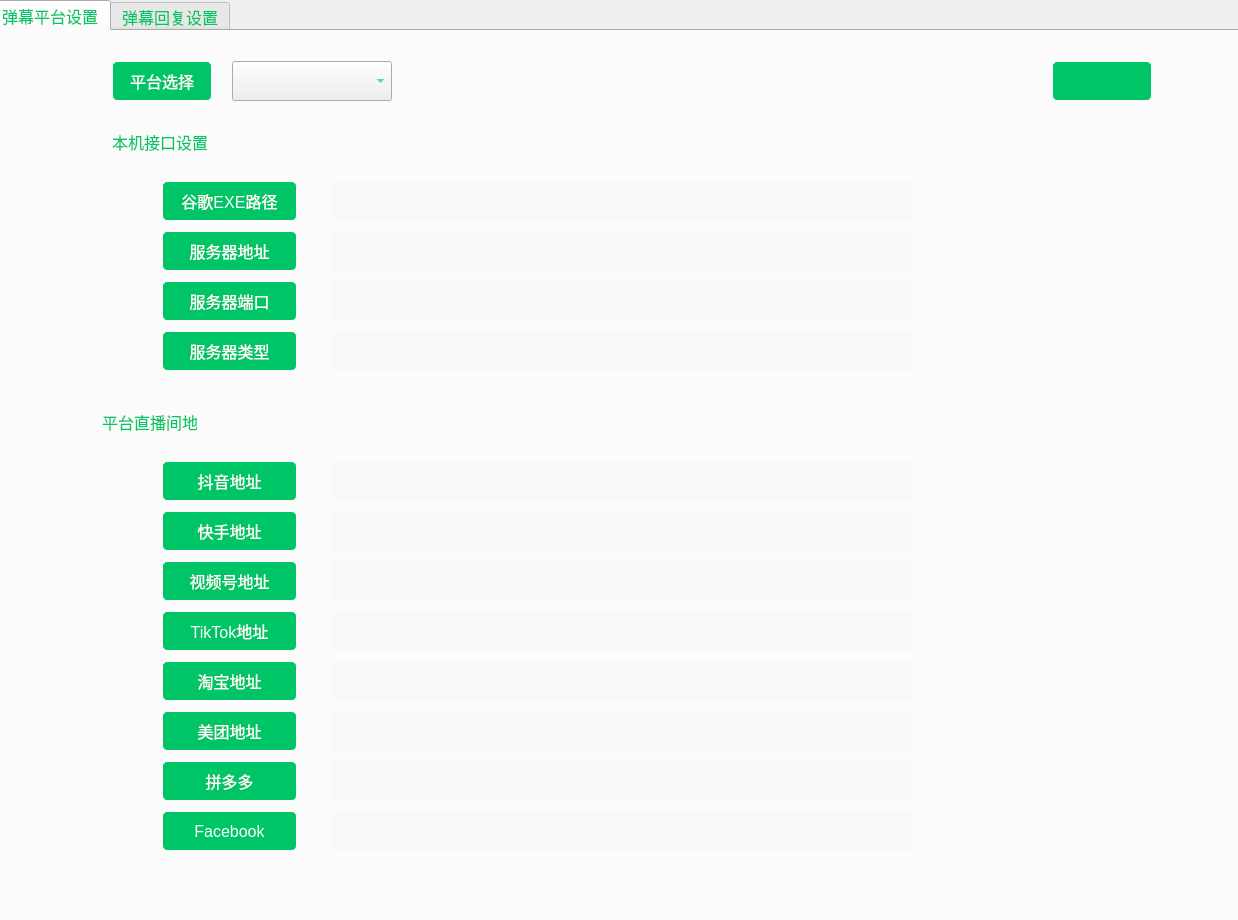
First picture: the form in UI/gbs/bizWidgets/GBSBizLiveDanmaku.ui, repository huangjingpei/myobs, before the edit.
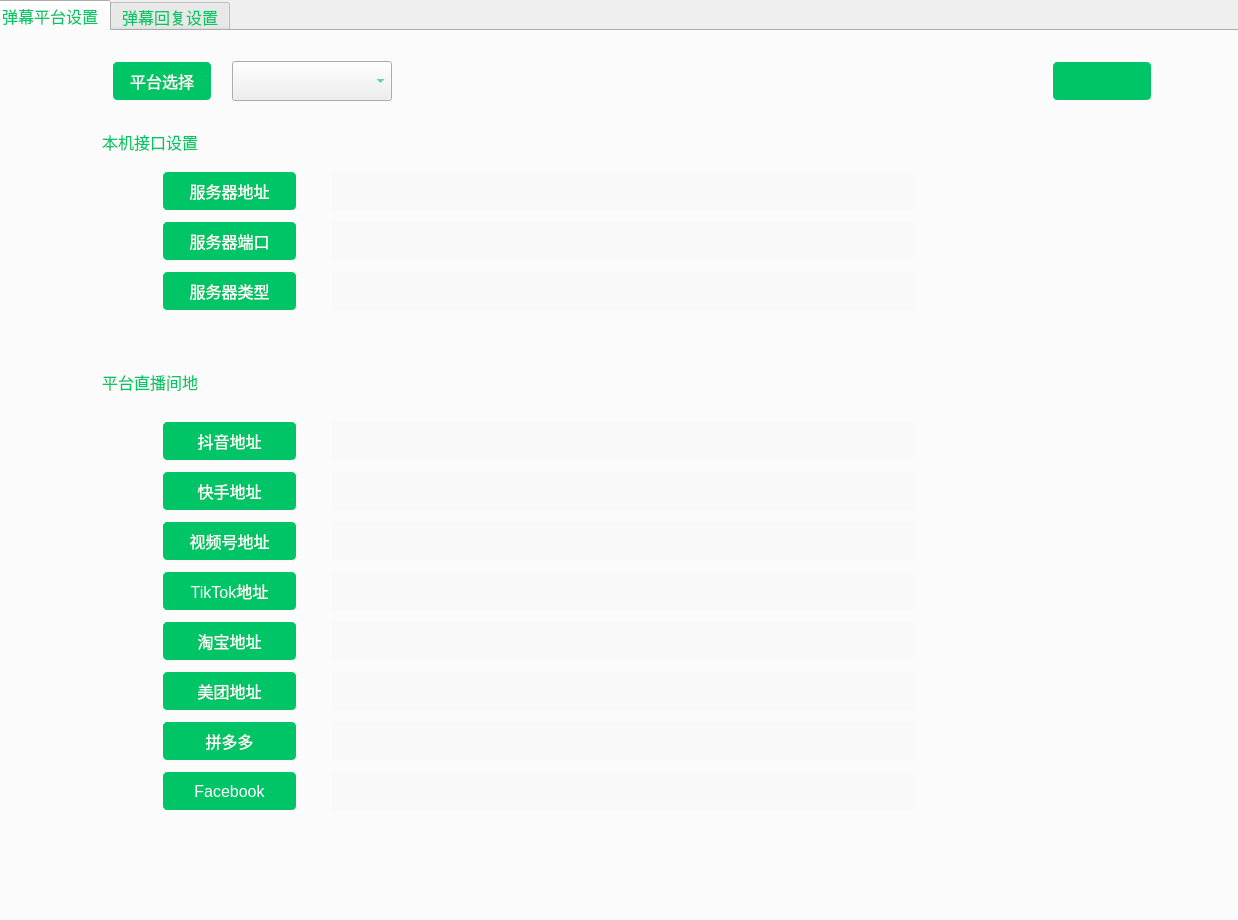
Second picture: the form after the edit. Icons and pictures are not drawn.

```diff
--- a/UI/gbs/bizWidgets/GBSBizLiveDanmaku.ui
+++ b/UI/gbs/bizWidgets/GBSBizLiveDanmaku.ui
@@ -43,7 +43,7 @@
     <widget class="QLabel" name="label">
      <property name="geometry">
       <rect>
-       <x>120</x>
+       <x>110</x>
        <y>100</y>
        <width>95</width>
        <height>22</height>
@@ -57,7 +57,7 @@
      <property name="geometry">
       <rect>
        <x>110</x>
-       <y>380</y>
+       <y>340</y>
        <width>95</width>
        <height>22</height>
       </rect>
@@ -66,31 +66,11 @@
       <string>平台直播间地址</string>
      </property>
     </widget>
-    <widget class="QPushButton" name="pushButton_2">
-     <property name="geometry">
-      <rect>
-       <x>170</x>
-       <y>150</y>
-       <width>135</width>
-       <height>40</height>
-      </rect>
-     </property>
-     <property name="styleSheet">
-      <string notr="true">background-color:#00C566;
-border: 1px solid white;
-border-radius:5px;
-color:#FFFFFF;
-font-size:16px;</string>
-     </property>
-     <property name="text">
-      <string>谷歌EXE路径</string>
-     </property>
-    </widget>
     <widget class="QPushButton" name="pushButton_3">
      <property name="geometry">
       <rect>
        <x>170</x>
-       <y>200</y>
+       <y>140</y>
        <width>135</width>
        <height>40</height>
       </rect>
@@ -109,7 +89,7 @@
      <property name="geometry">
       <rect>
        <x>170</x>
-       <y>250</y>
+       <y>190</y>
        <width>135</width>
        <height>40</height>
       </rect>
@@ -128,7 +108,7 @@
      <property name="geometry">
       <rect>
        <x>170</x>
-       <y>300</y>
+       <y>240</y>
        <width>135</width>
        <height>40</height>
       </rect>
@@ -147,7 +127,7 @@
      <property name="geometry">
       <rect>
        <x>170</x>
-       <y>430</y>
+       <y>390</y>
        <width>135</width>
        <height>40</height>
       </rect>
@@ -166,7 +146,7 @@
      <property name="geometry">
       <rect>
        <x>170</x>
-       <y>480</y>
+       <y>440</y>
        <width>135</width>
        <height>40</height>
       </rect>
@@ -185,7 +165,7 @@
      <property name="geometry">
       <rect>
        <x>170</x>
-       <y>530</y>
+       <y>490</y>
        <width>135</width>
        <height>40</height>
       </rect>
@@ -204,7 +184,7 @@
      <property name="geometry">
       <rect>
        <x>170</x>
-       <y>580</y>
+       <y>540</y>
        <width>135</width>
        <height>40</height>
       </rect>
@@ -223,7 +203,7 @@
      <property name="geometry">
       <rect>
        <x>170</x>
-       <y>630</y>
+       <y>590</y>
        <width>135</width>
        <height>40</height>
       </rect>
@@ -242,7 +222,7 @@
      <property name="geometry">
       <rect>
        <x>170</x>
-       <y>680</y>
+       <y>640</y>
        <width>135</width>
        <height>40</height>
       </rect>
@@ -257,34 +237,11 @@
       <string>美团地址</string>
      </property>
     </widget>
-    <widget class="QLineEdit" name="leChromePath">
-     <property name="geometry">
-      <rect>
-       <x>340</x>
-       <y>150</y>
-       <width>581</width>
-       <height>40</height>
-      </rect>
-     </property>
-     <property name="styleSheet">
-      <string notr="true"> background-color: #F9F9F9;
- border: none;
-border-radius: 1px;
-font-size: 16px	
-</string>
-     </property>
-     <property name="text">
-      <string/>
-     </property>
-     <property name="placeholderText">
-      <string/>
-     </property>
-    </widget>
     <widget class="QLineEdit" name="leServer">
      <property name="geometry">
       <rect>
        <x>340</x>
-       <y>200</y>
+       <y>140</y>
        <width>581</width>
        <height>40</height>
       </rect>
@@ -307,7 +264,7 @@
      <property name="geometry">
       <rect>
        <x>340</x>
-       <y>250</y>
+       <y>190</y>
        <width>581</width>
        <height>40</height>
       </rect>
@@ -330,7 +287,7 @@
      <property name="geometry">
       <rect>
        <x>340</x>
-       <y>300</y>
+       <y>240</y>
        <width>581</width>
        <height>40</height>
       </rect>
@@ -353,7 +310,7 @@
      <property name="geometry">
       <rect>
        <x>340</x>
-       <y>430</y>
+       <y>390</y>
        <width>581</width>
        <height>40</height>
       </rect>
@@ -376,7 +333,7 @@
      <property name="geometry">
       <rect>
        <x>340</x>
-       <y>480</y>
+       <y>440</y>
        <width>581</width>
        <height>40</height>
       </rect>
@@ -399,7 +356,7 @@
      <property name="geometry">
       <rect>
        <x>340</x>
-       <y>530</y>
+       <y>490</y>
        <width>581</width>
        <height>40</height>
       </rect>
@@ -422,7 +379,7 @@
      <property name="geometry">
       <rect>
        <x>340</x>
-       <y>580</y>
+       <y>540</y>
        <width>581</width>
        <height>40</height>
       </rect>
@@ -445,7 +402,7 @@
      <property name="geometry">
       <rect>
        <x>340</x>
-       <y>630</y>
+       <y>590</y>
        <width>581</width>
        <height>40</height>
       </rect>
@@ -468,7 +425,7 @@
      <property name="geometry">
       <rect>
        <x>340</x>
-       <y>680</y>
+       <y>640</y>
        <width>581</width>
        <height>40</height>
       </rect>
@@ -491,7 +448,7 @@
      <property name="geometry">
       <rect>
        <x>340</x>
-       <y>780</y>
+       <y>740</y>
        <width>581</width>
        <height>40</height>
       </rect>
@@ -514,7 +471,7 @@
      <property name="geometry">
       <rect>
        <x>170</x>
-       <y>780</y>
+       <y>740</y>
        <width>135</width>
        <height>40</height>
       </rect>
@@ -533,7 +490,7 @@
      <property name="geometry">
       <rect>
        <x>340</x>
-       <y>730</y>
+       <y>690</y>
        <width>581</width>
        <height>40</height>
       </rect>
@@ -556,7 +513,7 @@
      <property name="geometry">
       <rect>
        <x>170</x>
-       <y>730</y>
+       <y>690</y>
        <width>135</width>
        <height>40</height>
       </rect>
```
